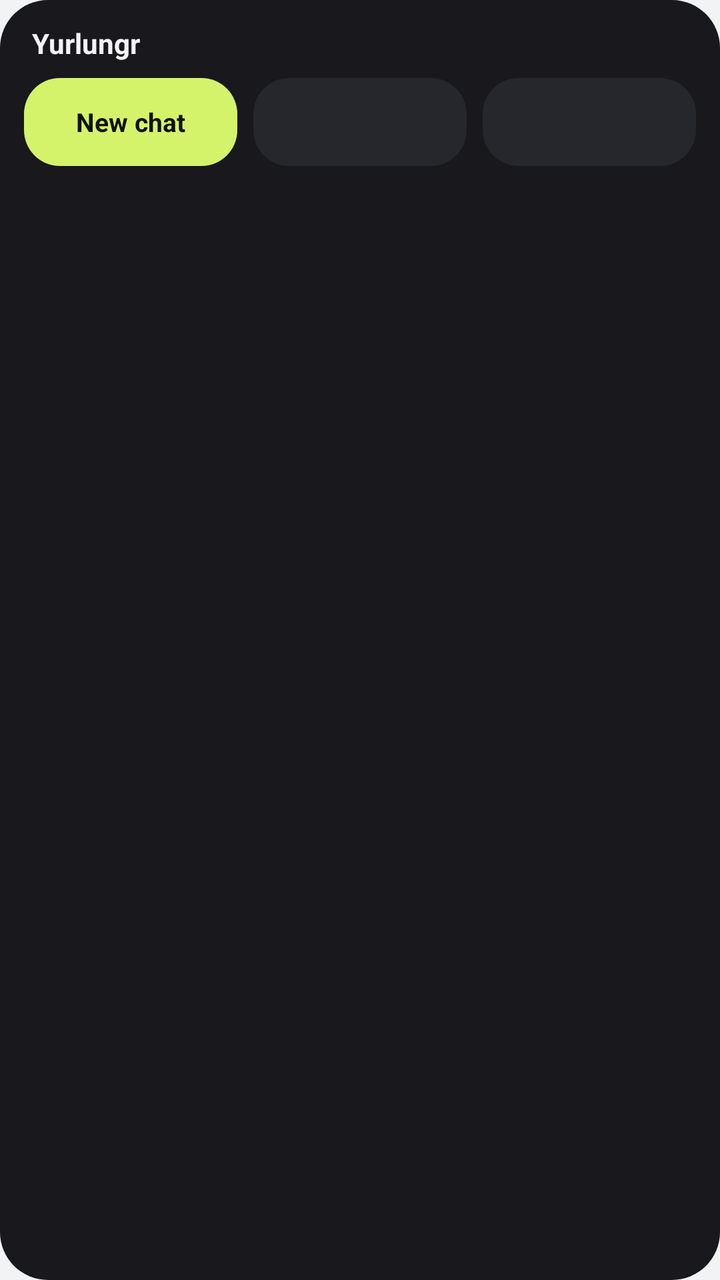
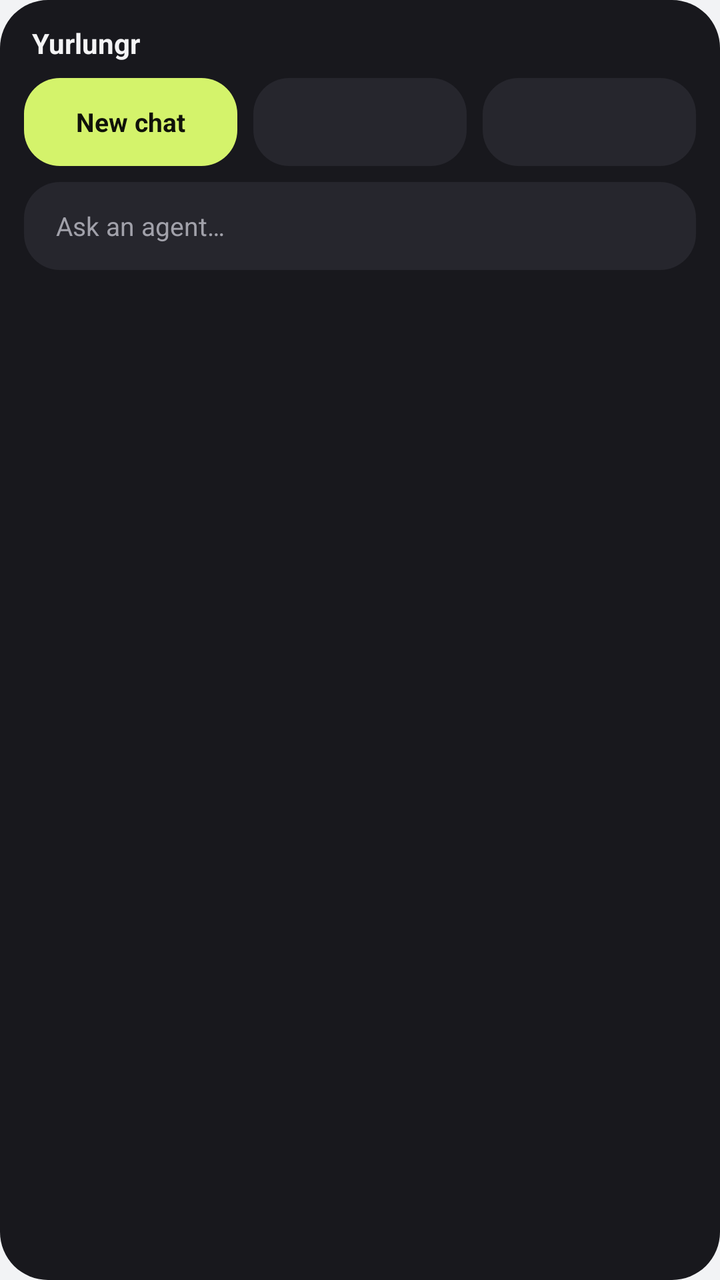

Two renders of the same Android screen: before a commit and after it. Below are the layout's source before the change and the commit's diff.
<!-- AndroidManifest.xml: application theme Theme.Yurlungr -->
<!-- res/layout/widget_home.xml -->
<?xml version="1.0" encoding="utf-8"?>
<LinearLayout xmlns:android="http://schemas.android.com/apk/res/android"
    android:layout_width="match_parent"
    android:layout_height="match_parent"
    android:background="@drawable/widget_bg"
    android:orientation="vertical"
    android:padding="12dp">

    <TextView
        android:layout_width="wrap_content"
        android:layout_height="wrap_content"
        android:paddingStart="4dp"
        android:paddingBottom="8dp"
        android:text="@string/app_name"
        android:textColor="#F4F4F5"
        android:textSize="14sp"
        android:textStyle="bold" />

    <LinearLayout
        android:layout_width="match_parent"
        android:layout_height="wrap_content"
        android:orientation="horizontal">

        <TextView
            android:id="@+id/widget_chat"
            android:layout_width="0dp"
            android:layout_height="44dp"
            android:layout_weight="1"
            android:background="@drawable/widget_button_primary"
            android:gravity="center"
            android:text="@string/widget_new_chat"
            android:textColor="#10120A"
            android:textSize="13sp"
            android:textStyle="bold" />

        <TextView
            android:id="@+id/widget_project"
            android:layout_width="0dp"
            android:layout_height="44dp"
            android:layout_marginStart="8dp"
            android:layout_weight="1"
            android:background="@drawable/widget_button"
            android:ellipsize="end"
            android:gravity="center"
            android:maxLines="1"
            android:paddingStart="8dp"
            android:paddingEnd="8dp"
            android:textColor="#F4F4F5"
            android:textSize="13sp" />

        <TextView
            android:id="@+id/widget_servers"
            android:layout_width="0dp"
            android:layout_height="44dp"
            android:layout_marginStart="8dp"
            android:layout_weight="1"
            android:background="@drawable/widget_button"
            android:gravity="center"
            android:textColor="#F4F4F5"
            android:textSize="13sp" />
    </LinearLayout>
</LinearLayout>
<!-- resources referenced by this layout -->
<resources>
  <!-- drawable widget_bg (drawable) -->
  <?xml version="1.0" encoding="utf-8"?>
  <shape xmlns:android="http://schemas.android.com/apk/res/android" android:shape="rectangle">
      <solid android:color="#18181D" />
      <corners android:radius="24dp" />
  </shape>
  <!-- drawable widget_button (drawable) -->
  <?xml version="1.0" encoding="utf-8"?>
  <shape xmlns:android="http://schemas.android.com/apk/res/android" android:shape="rectangle">
      <solid android:color="#26262D" />
      <corners android:radius="18dp" />
  </shape>
  <!-- drawable widget_button_primary (drawable) -->
  <?xml version="1.0" encoding="utf-8"?>
  <shape xmlns:android="http://schemas.android.com/apk/res/android" android:shape="rectangle">
      <solid android:color="#D4F36B" />
      <corners android:radius="18dp" />
  </shape>
  <string name="app_name">Yurlungr</string>
  <string name="widget_new_chat">New chat</string>
  <style name="Theme.Yurlungr" parent="@android:style/Theme.Material.Light.NoActionBar">
          <item name="android:windowBackground">@color/launch_background</item>
          <item name="android:statusBarColor">@android:color/transparent</item>
          <item name="android:navigationBarColor">@android:color/transparent</item>
      </style>
  <color name="launch_background">#F2F3F5</color>
</resources>

<!-- the commit's change to res/layout/widget_home.xml (unified diff, before → after) -->
@@ -59,4 +59,17 @@
             android:textColor="#F4F4F5"
             android:textSize="13sp" />
     </LinearLayout>
+
+    <TextView
+        android:id="@+id/widget_ask"
+        android:layout_width="match_parent"
+        android:layout_height="44dp"
+        android:layout_marginTop="8dp"
+        android:background="@drawable/widget_button"
+        android:gravity="center_vertical"
+        android:paddingStart="16dp"
+        android:paddingEnd="16dp"
+        android:text="@string/widget_ask"
+        android:textColor="#A1A1AA"
+        android:textSize="13sp" />
 </LinearLayout>
<!-- resource entries referenced after the edit -->
@@ -19,6 +19,7 @@
       <corners android:radius="18dp" />
   </shape>
   <string name="app_name">Yurlungr</string>
+  <string name="widget_ask">Ask an agent…</string>
   <string name="widget_new_chat">New chat</string>
   <style name="Theme.Yurlungr" parent="@android:style/Theme.Material.Light.NoActionBar">
           <item name="android:windowBackground">@color/launch_background</item>
